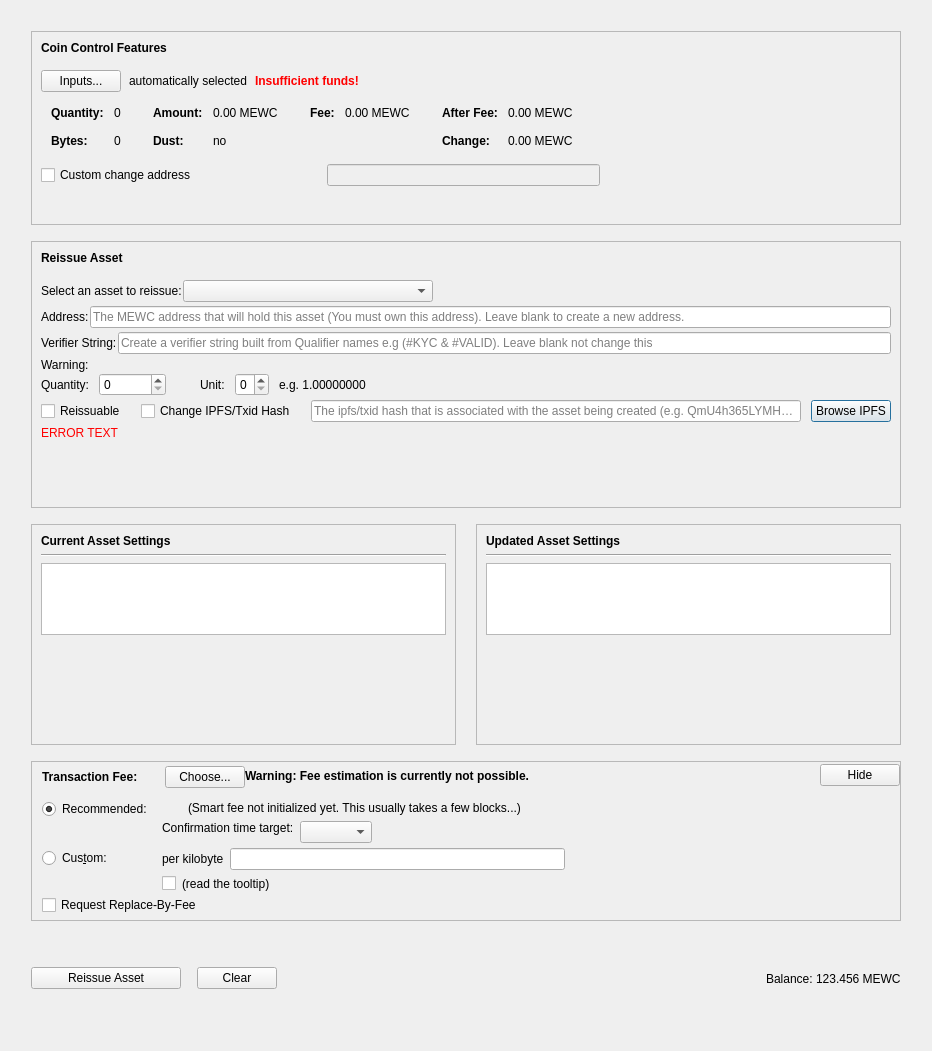
Before: the Qt Designer form src/qt/forms/reissueassetdialog.ui in cdonnachie/Slimecoin, drawn with Qt 5.
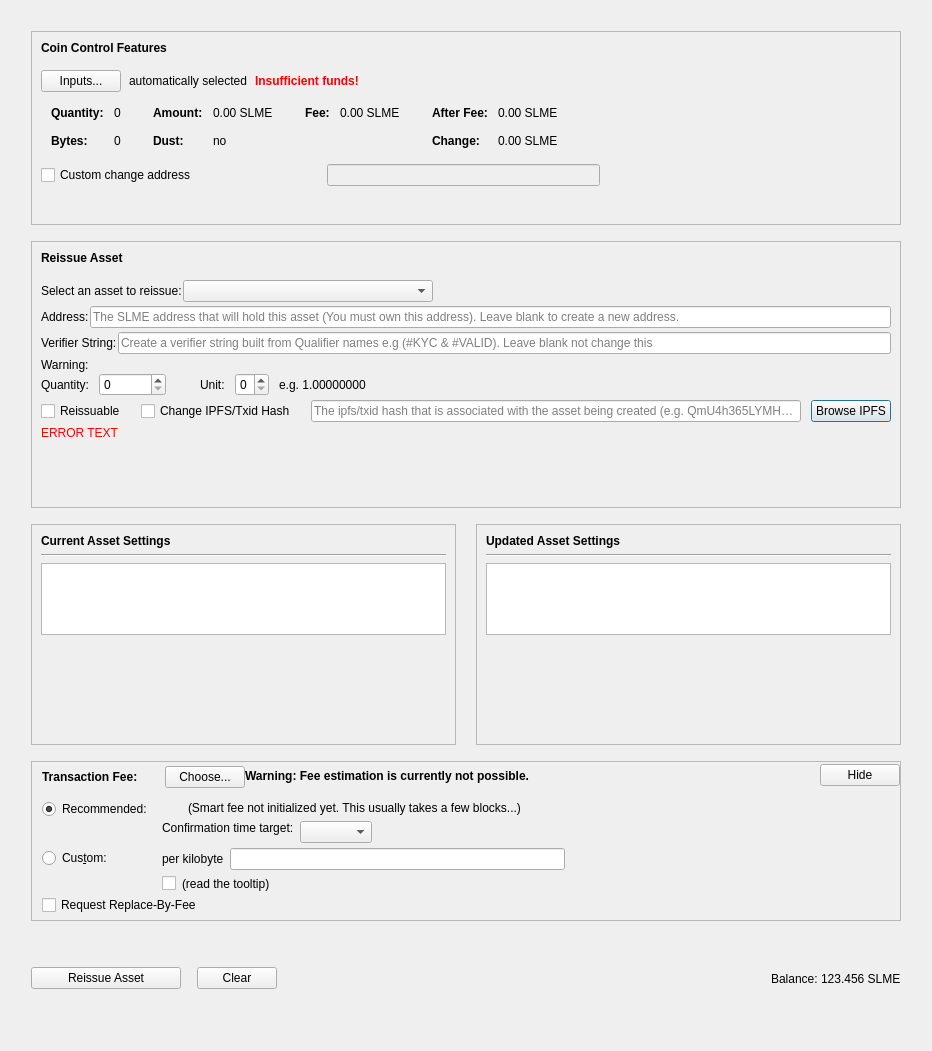
After: the same form once the commit is applied. Custom widgets are drawn as their Qt base class.

What changed in the file:
```diff
--- a/src/qt/forms/reissueassetdialog.ui
+++ b/src/qt/forms/reissueassetdialog.ui
@@ -338,7 +338,7 @@
                     <enum>Qt::ActionsContextMenu</enum>
                    </property>
                    <property name="text">
-                    <string notr="true">0.00 MEWC</string>
+                    <string notr="true">0.00 SLME</string>
                    </property>
                    <property name="textInteractionFlags">
                     <set>Qt::LinksAccessibleByMouse|Qt::TextSelectableByKeyboard|Qt::TextSelectableByMouse</set>
@@ -418,7 +418,7 @@
                     <enum>Qt::ActionsContextMenu</enum>
                    </property>
                    <property name="text">
-                    <string notr="true">0.00 MEWC</string>
+                    <string notr="true">0.00 SLME</string>
                    </property>
                    <property name="textInteractionFlags">
                     <set>Qt::LinksAccessibleByMouse|Qt::TextSelectableByKeyboard|Qt::TextSelectableByMouse</set>
@@ -469,7 +469,7 @@
                     <enum>Qt::ActionsContextMenu</enum>
                    </property>
                    <property name="text">
-                    <string notr="true">0.00 MEWC</string>
+                    <string notr="true">0.00 SLME</string>
                    </property>
                    <property name="textInteractionFlags">
                     <set>Qt::LinksAccessibleByMouse|Qt::TextSelectableByKeyboard|Qt::TextSelectableByMouse</set>
@@ -498,7 +498,7 @@
                     <enum>Qt::ActionsContextMenu</enum>
                    </property>
                    <property name="text">
-                    <string notr="true">0.00 MEWC</string>
+                    <string notr="true">0.00 SLME</string>
                    </property>
                    <property name="textInteractionFlags">
                     <set>Qt::LinksAccessibleByMouse|Qt::TextSelectableByKeyboard|Qt::TextSelectableByMouse</set>
@@ -750,7 +750,7 @@
                <string/>
               </property>
               <property name="placeholderText">
-               <string>The MEWC address that will hold this asset (You must own this address). Leave blank to create a new address.</string>
+               <string>The SLME address that will hold this asset (You must own this address). Leave blank to create a new address.</string>
               </property>
              </widget>
             </item>
@@ -1714,7 +1714,7 @@
          <item>
           <widget class="QLabel" name="labelBalance">
            <property name="text">
-            <string>123.456 MEWC</string>
+            <string>123.456 SLME</string>
            </property>
           </widget>
          </item>
```
Left out of the diff: 10 changed lines with no effect on the pictures.
